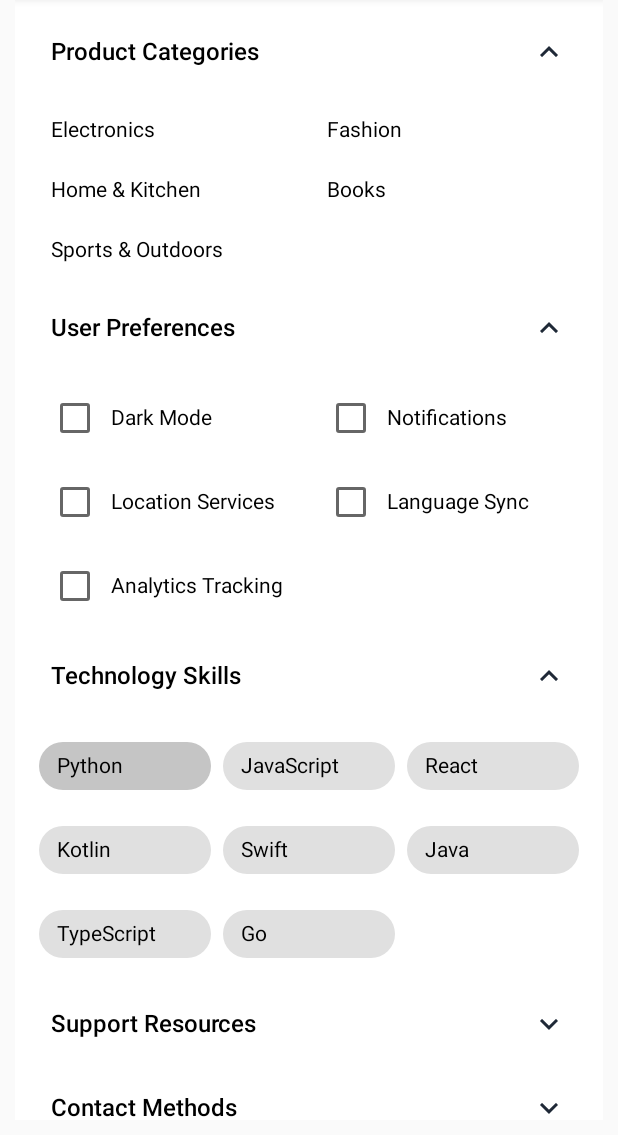
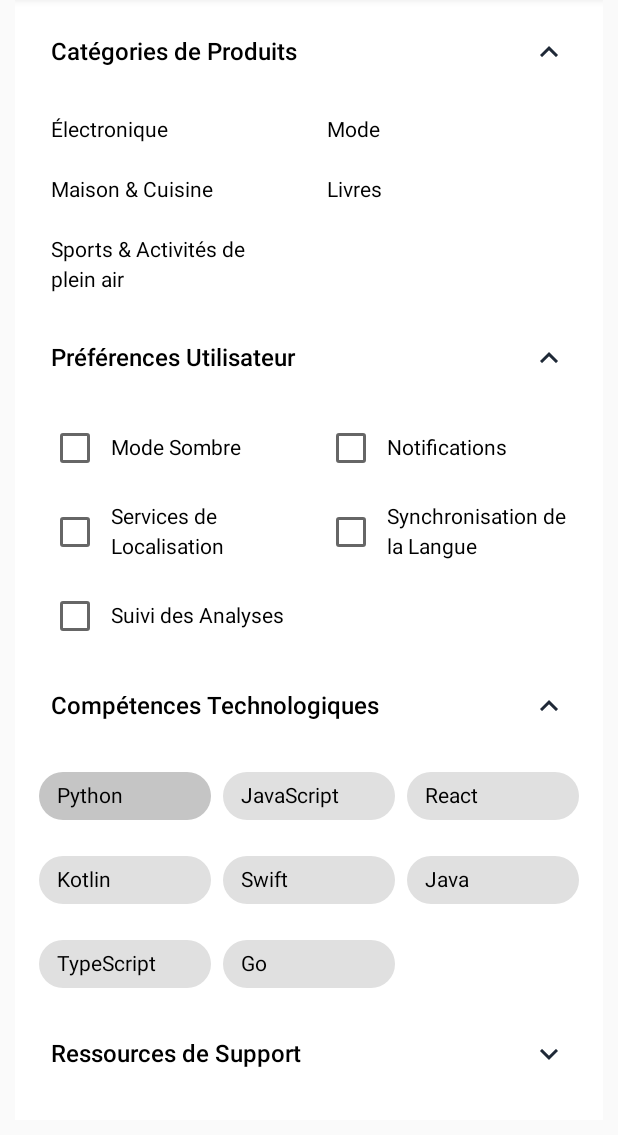
Before and after one commit to NiBienvenu/KMP_Cours, an Android app built with Jetpack Compose: the screen it shows after launch (MainActivity), after a tap on "Python", on a phone screen of 412 x 824 dp, the part 101-1236 px from its top. Run offline under Robolectric (Android 15) with nearby library versions, the phone set to English and light mode, and no system bars; 3 other taps on this screen came first.

Commit message:
flexibleAccorditon app

```diff
--- a/composeApp/src/commonMain/kotlin/com/nibienvenu/kmp_cours/Components/Accordion.kt
+++ b/composeApp/src/commonMain/kotlin/com/nibienvenu/kmp_cours/Components/accordion/Accordion.kt
@@ -1,4 +1,4 @@
-package com.nibienvenu.kmp_cours.Components
+package com.nibienvenu.kmp_cours.Components.accordion
 
 import androidx.compose.animation.AnimatedVisibility
 import androidx.compose.animation.core.Spring
--- a/composeApp/src/commonMain/kotlin/com/nibienvenu/kmp_cours/Components/FlexibleAccordion.kt
+++ b/composeApp/src/commonMain/kotlin/com/nibienvenu/kmp_cours/Components/accordion/FlexibleAccordion.kt
@@ -1,4 +1,4 @@
-package com.nibienvenu.kmp_cours.Components
+package com.nibienvenu.kmp_cours.Components.accordion
 
 import androidx.compose.animation.core.animateFloatAsState
 import androidx.compose.foundation.Image
@@ -34,6 +34,7 @@ data class AccordionContent(
     val items: List<String>
 )
 
+
 enum class ContentType {
     TEXT, CHECKBOX, CHIP
 }
@@ -43,27 +44,27 @@ enum class ContentType {
 fun FlexibleAccordion() {
     val accordionItems = listOf(
         AccordionItem(
-            title = "Product Categories",
+            title = "Catégories de Produits",
             content = AccordionContent(
                 type = ContentType.TEXT,
                 items = listOf(
-                    "Electronics", "Fashion", "Home & Kitchen",
-                    "Books", "Sports & Outdoors"
+                    "Électronique", "Mode", "Maison & Cuisine",
+                    "Livres", "Sports & Activités de plein air"
                 )
             )
         ),
         AccordionItem(
-            title = "User Preferences",
+            title = "Préférences Utilisateur",
             content = AccordionContent(
                 type = ContentType.CHECKBOX,
                 items = listOf(
-                    "Dark Mode", "Notifications", "Location Services",
-                    "Language Sync", "Analytics Tracking"
+                    "Mode Sombre", "Notifications", "Services de Localisation",
+                    "Synchronisation de la Langue", "Suivi des Analyses"
                 )
             )
         ),
         AccordionItem(
-            title = "Technology Skills",
+            title = "Compétences Technologiques",
             content = AccordionContent(
                 type = ContentType.CHIP,
                 items = listOf(
@@ -73,27 +74,26 @@ fun FlexibleAccordion() {
             )
         ),
         AccordionItem(
-            title = "Support Resources",
+            title = "Ressources de Support",
             content = AccordionContent(
                 type = ContentType.TEXT,
                 items = listOf(
-                    "Help Center", "Community Forum", "Video Tutorials",
-                    "Technical Support", "User Guides"
+                    "Centre d'Aide", "Forum Communautaire", "Tutoriels Vidéo",
+                    "Support Technique", "Guides Utilisateur"
                 )
             )
         ),
         AccordionItem(
-            title = "Contact Methods",
+            title = "Méthodes de Contact",
             content = AccordionContent(
                 type = ContentType.TEXT,
                 items = listOf(
-                    "Email Support", "Phone Line", "Live Chat",
-                    "Social Media", "Ticket System"
+                    "Support par Email", "Ligne Téléphonique", "Chat en Direct",
+                    "Réseaux Sociaux", "Système de Billets"
                 )
             )
         )
     )
-
     Box(
         modifier = Modifier
             .fillMaxSize()
```
Also changed, not shown: composeApp/src/commonMain/kotlin/com/nibienvenu/kmp_cours/App.kt (+1 -15 lines).
